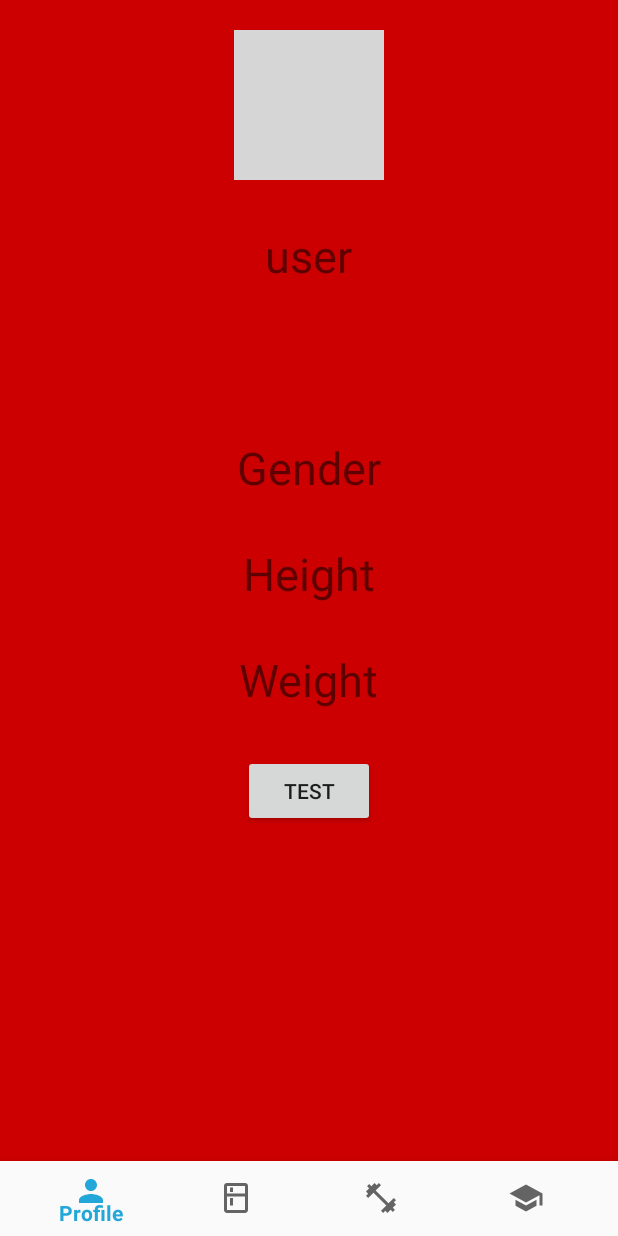
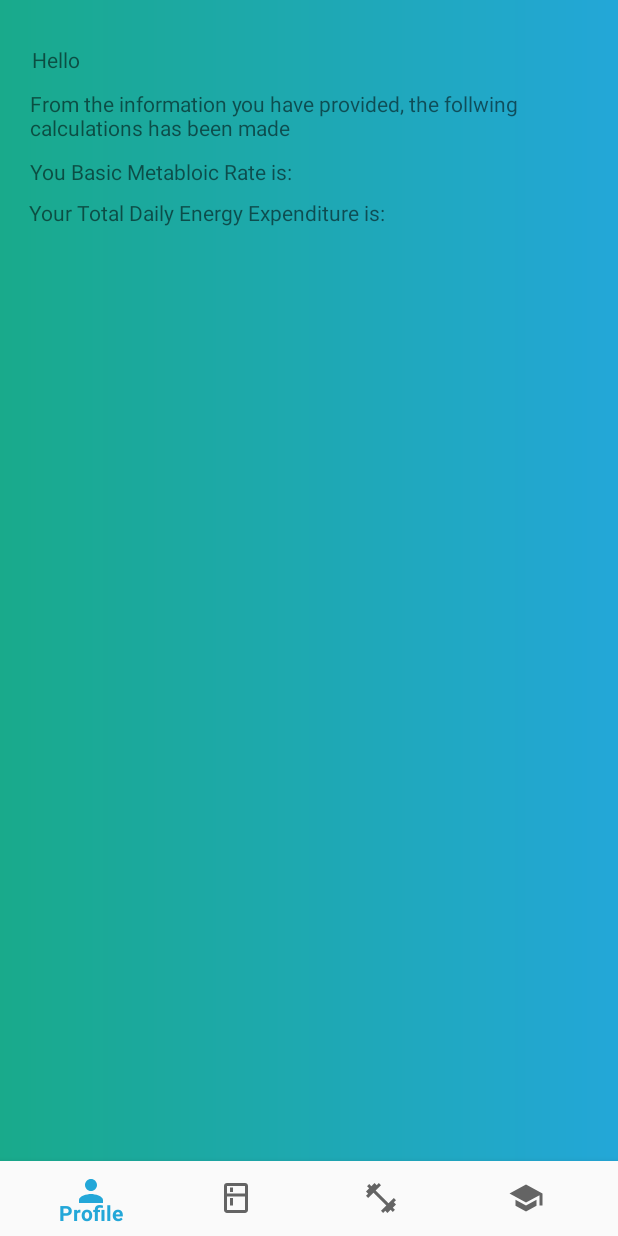
Before and after one commit to FlemmingLarsen/easyfitplan, an Android app: the screen it shows after launch once a user with an empty profile is signed in (MenuActivity), on a phone screen of 412 x 824 dp. Run offline under Robolectric (Android 15) with nearby library versions, the phone set to English and light mode, and no system bars; our stand-ins replace Firebase (no records; nobody signed in at launch, a user with empty details on screens opened directly); 10 statements that could not run were skipped; grey boxes are pictures that could not be loaded.

Commit message:
Updated Userprofile. Now getting items from Firebase. Can calculate BMR and TDEE. Added Activity level to database.

```diff
--- a/app/build.gradle
+++ b/app/build.gradle
@@ -33,10 +33,11 @@ dependencies {
     implementation 'com.android.support:design:27.1.1'
     implementation 'com.android.support.constraint:constraint-layout:1.1.3'
     testImplementation 'junit:junit:4.12'
-    implementation 'com.google.firebase:firebase-auth:16.1.0'
+    implementation 'com.google.firebase:firebase-auth:16.2.0'
     implementation 'com.google.firebase:firebase-storage:16.1.0'
     implementation 'com.google.firebase:firebase-core:16.0.7'
     implementation 'com.google.firebase:firebase-database:16.1.0'
+    implementation 'com.firebase:firebase-client-android:2.3.1'
     implementation 'com.android.support:percent:27.1.1'
     implementation 'pl.droidsonroids.gif:android-gif-drawable:1.2.3'
     implementation 'com.android.support:support-fragment:27.1.1'
--- a/app/src/main/java/dk/flemminglarsen/easyfitplan/Fragments/ProfileFragment.java
+++ b/app/src/main/java/dk/flemminglarsen/easyfitplan/Fragments/ProfileFragment.java
@@ -1,46 +1,130 @@
 package dk.flemminglarsen.easyfitplan.Fragments;
 
 import android.os.Bundle;
+import android.support.annotation.NonNull;
 import android.support.annotation.Nullable;
 import android.support.v4.app.Fragment;
-import android.support.v4.app.FragmentTransaction;
+import android.util.Log;
 import android.view.LayoutInflater;
 import android.view.View;
 import android.view.ViewGroup;
 import android.widget.Button;
 import android.widget.TextView;
+import android.widget.Toast;
+
 import com.google.firebase.auth.FirebaseAuth;
 import com.google.firebase.auth.FirebaseUser;
+import com.google.firebase.database.DataSnapshot;
+import com.google.firebase.database.DatabaseError;
+import com.google.firebase.database.DatabaseReference;
+import com.google.firebase.database.FirebaseDatabase;
+import com.google.firebase.database.ValueEventListener;
 
+
+import java.util.UUID;
+
+import dk.flemminglarsen.easyfitplan.Activities.UserActivity;
 import dk.flemminglarsen.easyfitplan.R;
 
+
+
 public class ProfileFragment extends Fragment {
+
+    public TextView profileName, profileBMR, profileTDEE;
+    Double BMR, multiplyer;
 
     @Nullable
     @Override
     public View onCreateView(LayoutInflater inflater, @Nullable ViewGroup container, @Nullable Bundle savedInstanceState) {
         View view = inflater.inflate(R.layout.fragment_profile, container, false);
 
-        TextView txtAge = view.findViewById(R.id.txtAge);
-        TextView txtName = view.findViewById(R.id.txtName);
-        Button updateProfile = view.findViewById(R.id.btnUpdate);
+        profileName = view.findViewById(R.id.txtName);
+        profileBMR = view.findViewById(R.id.txtBMR);
+        profileTDEE = view.findViewById(R.id.txtActivity);
+
+
+    //Get user from Firebase
+    String uid = FirebaseAuth.getInstance().getCurrentUser().getUid();
+        DatabaseReference rootRef = FirebaseDatabase.getInstance().getReference();
+        DatabaseReference usersRef = rootRef.child("users").child(uid);
+        ValueEventListener valueEventListener = new ValueEventListener() {
+            @Override
+            public void onDataChange(DataSnapshot dataSnapshot) {
+                String name = dataSnapshot.child("name").getValue(String.class);
+                profileName.setText(name);
+                String age = dataSnapshot.child("age").getValue(String.class);
+                String gender = dataSnapshot.child("gender").getValue(String.class);
+                String height = dataSnapshot.child("height").getValue(String.class);
+                String weight = dataSnapshot.child("weight").getValue(String.class);
+
+
+     //Parse Strings to Integers so BMR and TDEE can be calculated
+    int ageInt = Integer.parseInt(age);
+    int heightInt = Integer.parseInt(height);
+    int weightInt = Integer.parseInt(weight);
+
+    //Calculate BMR for either Male or Female
+    if(gender.equals("Male")){
+        BMR = (10 * weightInt) + (6.25 * heightInt) - (5 * ageInt) +5;
+        String BRMresult = Double.toString(BMR);
+        profileBMR.setText(BRMresult);
+    }if(gender.equals("Female")){
+        BMR = (10 * weightInt) + (6.25 * heightInt) - (5 * ageInt) -161;
+        String BRMresult = Double.toString(BMR);
+        profileBMR.setText(BRMresult);
+    }
+
+    //Get data from spinner and calculate TDEE
+    String activity = dataSnapshot.child("activity").getValue(String.class);
+    if(activity.equals("Sedentary (No Exercise)")){
+        multiplyer = BMR * 1.2;
+        String result = Double.toString(multiplyer);
+        profileTDEE.setText(result);
+    }
+    if(activity.equals("Light Exercise (1–2 days/week)")){
+        multiplyer = BMR * 1.375;
+        String result = Double.toString(multiplyer);
+        profileTDEE.setText(result);
+    }
+    if(activity.equals("Moderate Exercise (3–5 days/week)")){
+        multiplyer = BMR * 1.55;
+        String result = Double.toString(multiplyer);
+        profileTDEE.setText(result);
+    }
+    if(activity.equals("Heavy Exercise (6–7 days/week)")){
+        multiplyer = BMR * 1.725;
+        String result = Double.toString(multiplyer);
+        profileTDEE.setText(result);
+    }
+    if(activity.equals("Athlete 2 times per day")){
+        multiplyer = BMR * 1.9;
+        String result = Double.toString(multiplyer);
+        profileTDEE.setText(result);
+    }
+
+
+
+
+
+}
+
+        @Override
+        public void onCancelled(DatabaseError databaseError) {}
+    };
+    usersRef.addListenerForSingleValueEvent(valueEventListener);
+
 
         //ToDo: Get, calculate and show info from Firebase
-        FirebaseUser user = FirebaseAuth.getInstance().getCurrentUser();
-        if(user != null){
-            String email = user.getEmail();
-            txtAge.setText(email);
 
-            String name = user.getUid();
-            txtName.setText(name);
 
         //ToDo: Calculate TDEE, BRM etc. on profile fragment
 
 
         //ToDo: Implement users ability to edit database information
+
+        return view;
+
         }
 
-        return view;
+
     }
-
-}
--- a/app/src/main/res/layout/activity_userinfo.xml
+++ b/app/src/main/res/layout/activity_userinfo.xml
@@ -103,6 +103,7 @@
     <!-- TODO: Spinner String needs to be handled for each selection -->
     <Spinner
         android:id="@+id/spinner"
+        android:entries="@array/activityLevel"
         android:layout_toRightOf="@+id/activityLevel"
         android:layout_below="@+id/radioGrp"
         android:layout_width="match_parent"
--- a/app/src/main/res/layout/fragment_profile.xml
+++ b/app/src/main/res/layout/fragment_profile.xml
@@ -2,73 +2,82 @@
 <RelativeLayout xmlns:android="http://schemas.android.com/apk/res/android"
 android:layout_width="match_parent"
 android:layout_height="match_parent"
-android:background="@android:color/holo_red_dark">
+android:background="@drawable/grad_bg">
 
-    <pl.droidsonroids.gif.GifImageView
-        android:id="@+id/image"
-        android:layout_width="100dp"
-        android:layout_height="100dp"
-        android:src="@drawable/pushups"
-        android:layout_centerHorizontal="true"
-        android:layout_marginTop="20dp"/>
 
     <TextView
-        android:text="Name"
+        android:id="@+id/txtWelcome"
+        android:layout_width="wrap_content"
+        android:layout_height="wrap_content"
+        android:layout_alignParentStart="true"
+        android:layout_marginStart="21dp"
+        android:layout_marginLeft="40dp"
+        android:layout_marginTop="30dp"
+        android:text="Hello " />
+
+    <TextView
         android:id="@+id/txtName"
-        android:textSize="30sp"
         android:layout_marginTop="30dp"
-        android:layout_centerHorizontal="true"
-        android:layout_below="@+id/image"
+        android:layout_toRightOf="@+id/txtWelcome"
         android:layout_width="wrap_content"
         android:layout_height="wrap_content" />
 
+
     <TextView
-        android:id="@+id/txtAge"
-        android:text="Age"
-        android:textSize="30sp"
-        android:layout_marginTop="30dp"
+        android:id="@+id/txtInfo"
+        android:text="From the information you have provided, the follwing calculations has been made"
+        android:layout_marginTop="10dp"
+        android:layout_marginLeft="40dp"
         android:layout_centerHorizontal="true"
         android:layout_below="@+id/txtName"
         android:layout_width="wrap_content"
         android:layout_height="wrap_content" />
 
     <TextView
-        android:id="@+id/txtGender"
-        android:text="Gender"
-        android:textSize="30sp"
-        android:layout_marginTop="30dp"
-        android:layout_centerHorizontal="true"
-        android:layout_below="@+id/txtAge"
+        android:id="@+id/txtBRMInfo"
         android:layout_width="wrap_content"
-        android:layout_height="wrap_content" />
+        android:layout_height="wrap_content"
+        android:layout_below="@+id/txtInfo"
+        android:layout_alignParentStart="true"
+        android:layout_marginStart="20dp"
+        android:layout_marginLeft="40dp"
+        android:layout_marginTop="10dp"
+        android:text="You Basic Metabloic Rate is:" />
 
     <TextView
-        android:id="@+id/txtHeight"
-        android:text="Height"
-        android:textSize="30sp"
-        android:layout_marginTop="30dp"
-        android:layout_centerHorizontal="true"
-        android:layout_below="@+id/txtGender"
+        android:id="@+id/txtBMR"
         android:layout_width="wrap_content"
-        android:layout_height="wrap_content" />
+        android:layout_height="wrap_content"
+        android:layout_alignParentTop="true"
+        android:layout_marginStart="14dp"
+        android:layout_marginLeft="5dp"
+        android:layout_marginTop="106dp"
+        android:layout_toEndOf="@+id/txtBRMInfo"
+        android:layout_toRightOf="@+id/txtBRMInfo" />
+
 
     <TextView
-        android:id="@+id/txtWeight"
-        android:text="Weight"
-        android:textSize="30sp"
-        android:layout_marginTop="30dp"
-        android:layout_centerHorizontal="true"
-        android:layout_below="@+id/txtHeight"
+        android:id="@+id/txtTDEEInfo"
         android:layout_width="wrap_content"
-        android:layout_height="wrap_content" />
+        android:layout_height="wrap_content"
+        android:layout_below="@+id/txtBRMInfo"
+        android:layout_alignParentStart="true"
+        android:layout_marginStart="19dp"
+        android:layout_marginTop="8dp"
+        android:text="Your Total Daily Energy Expenditure is:" />
 
-    <Button
-        android:text="Test"
-        android:layout_marginTop="30dp"
-        android:layout_centerHorizontal="true"
-        android:layout_below="@+id/txtWeight"
-        android:id="@+id/btnUpdate"
+
+    <TextView
+        android:id="@+id/txtActivity"
         android:layout_width="wrap_content"
-        android:layout_height="wrap_content" />
+        android:layout_height="wrap_content"
+        android:layout_below="@+id/txtBMR"
+        android:layout_marginStart="4dp"
+        android:layout_marginLeft="4dp"
+        android:layout_marginTop="8dp"
+        android:layout_toEndOf="@+id/txtTDEEInfo"
+        android:layout_toRightOf="@id/txtTDEEInfo" />
+
+
 
 </RelativeLayout >
```
Also changed, not shown: app/src/main/java/dk/flemminglarsen/easyfitplan/Activities/UserActivity.java (+11 -2 lines), app/src/main/java/dk/flemminglarsen/easyfitplan/Activities/UserInfoActivity.java (+39 -54 lines).
